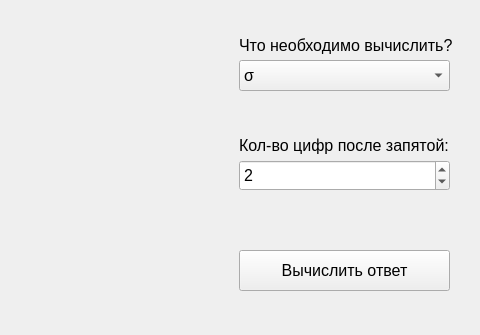
Above: ui/spichka.ui from weplok/Surface-tension-app before the change; both pictures show x 361 to 841 and y 0 to 335 of the 841 by 685 pixel window. Below: the same form after it.
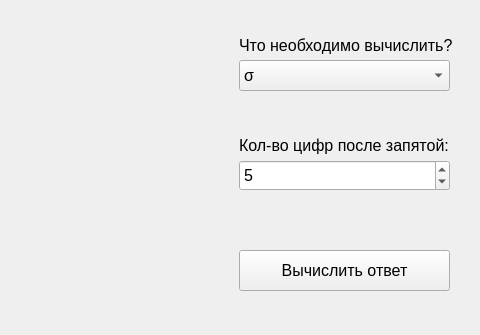
That is the form after the change. Icons and pictures are not drawn.

Diff of the .ui file:
```diff
--- a/ui/spichka.ui
+++ b/ui/spichka.ui
@@ -111,7 +111,7 @@
      </font>
     </property>
     <property name="value">
-     <number>2</number>
+     <number>5</number>
     </property>
    </widget>
    <widget class="QLabel" name="label_11">
```
